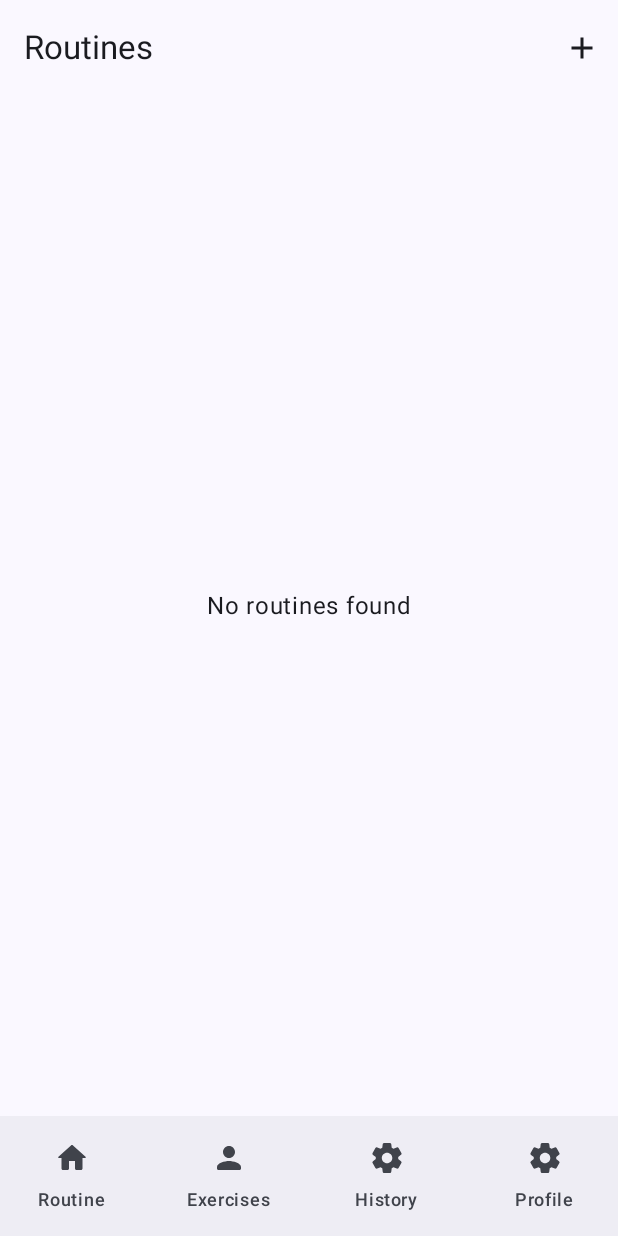
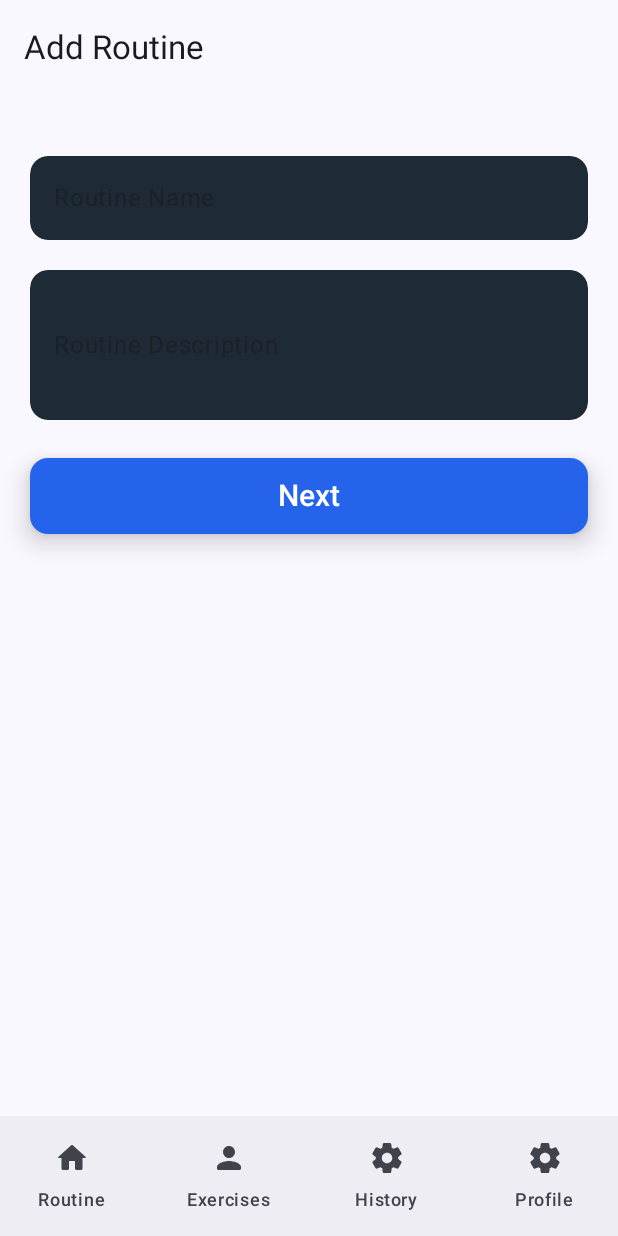
Before and after one commit to Katz100/Workout-Tracker-2, an Android app built with Jetpack Compose: the NestedNav screen opened through its navigation route, after a tap on "Add Exercise", on a phone screen of 412 x 824 dp. Run offline under Robolectric (Android 15) with nearby library versions, the phone set to English and light mode, and no system bars; our stand-ins replace Dagger/Hilt's generated code; libraries missing offline, so code that uses them is left out: io.github.jan.supabase; 3 statements that could not run were skipped.

Commit message:
work on add routine

```diff
--- a/app/src/main/java/com/example/chatapplication/Nav/NestedNav.kt
+++ b/app/src/main/java/com/example/chatapplication/Nav/NestedNav.kt
@@ -34,7 +34,10 @@ import androidx.navigation.NavGraph.Companion.findStartDestination
 import androidx.navigation.compose.NavHost
 import androidx.navigation.compose.currentBackStackEntryAsState
 import androidx.navigation.compose.rememberNavController
+import androidx.navigation.toRoute
 import com.example.chatapplication.NavigationScreens.AddExercise
+import com.example.chatapplication.NavigationScreens.AddExercisesToNewRoutine
+import com.example.chatapplication.NavigationScreens.AddRoutine
 import com.example.chatapplication.NavigationScreens.Exercises
 import com.example.chatapplication.NavigationScreens.Routines
 import com.example.chatapplication.viewmodel.NestedNavViewModel
@@ -64,12 +67,14 @@ fun NestedNav(
                             Text(Screen.getScreenTitle(currentRoute))
                             Spacer(modifier = Modifier.weight(1f))
 
-                            if (!Screen.unavailableScreensForAdding.contains(currentRoute)) {
+                            if (Screen.availableScreensForAdding.contains(currentRoute)) {
                                 IconButton(
                                     onClick = {
                                         Log.i("NestedNav", "+ Clicked for screen: $currentRoute")
                                         if (currentRoute == Screen.Exercise::class.qualifiedName) {
                                             nestedNavController.navigate(Screen.AddExercise)
+                                        } else if (currentRoute == Screen.Routine::class.qualifiedName) {
+                                            nestedNavController.navigate(Screen.AddRoutine)
                                         }
                                     }
                                 ) {
@@ -144,6 +149,23 @@ fun NestedNav(
                     },
                 )
             }
+            composable<Screen.AddRoutine> {
+                AddRoutine(
+                    modifier = Modifier
+                        .fillMaxSize()
+                        .padding(20.dp),
+                    onNextButtonClicked = { name, desc ->
+                        nestedNavController.navigate(Screen.AddExercisesToNewRoutine(name, desc))
+                    }
+                )
+            }
+            composable<Screen.AddExercisesToNewRoutine> { backStackEntry ->
+                val args = backStackEntry.toRoute<Screen.AddExercisesToNewRoutine>()
+                AddExercisesToNewRoutine(
+                    routineName = args.name,
+                    routineDesc = args.desc
+                )
+            }
             composable<Screen.Profile> {
                 Text("Profile")
             }
--- a/app/src/main/java/com/example/chatapplication/Nav/Screen.kt
+++ b/app/src/main/java/com/example/chatapplication/Nav/Screen.kt
@@ -14,24 +14,34 @@ sealed interface Screen {
     data object Profile : Screen
     @Serializable
     data object AddExercise : Screen
+    @Serializable
+    data object AddRoutine : Screen
+    @Serializable
+    data class AddExercisesToNewRoutine(val name: String, val desc: String) : Screen
 
     companion object {
         fun getScreenTitle(destination: String?): String {
             Log.d("ScreenDomain", "Destination: $destination")
-            return when (destination) {
-                Routine::class.qualifiedName -> "Routines"
-                Exercise::class.qualifiedName -> "Exercises"
-                History::class.qualifiedName -> "History"
-                Profile::class.qualifiedName -> "Profile"
-                AddExercise::class.qualifiedName -> "Add Exercise"
+            return when {
+                destination == Routine::class.qualifiedName -> "Routines"
+                destination == Exercise::class.qualifiedName -> "Exercises"
+                destination == History::class.qualifiedName -> "History"
+                destination == Profile::class.qualifiedName -> "Profile"
+                destination == AddExercise::class.qualifiedName -> "Add Exercise"
+                destination == AddRoutine::class.qualifiedName -> "Add Routine"
+
+                // match either exact or with args
+                destination == AddExercisesToNewRoutine::class.qualifiedName ||
+                        destination?.startsWith(AddExercisesToNewRoutine::class.qualifiedName ?: "") == true ->
+                    "Add Exercises to Routine"
+
                 else -> "Unknown"
             }
         }
 
-        val unavailableScreensForAdding = listOf(
-            Screen.History::class.qualifiedName,
-            Screen.Profile::class.qualifiedName,
-            Screen.AddExercise::class.qualifiedName,
+        val availableScreensForAdding = listOf(
+            Routine::class.qualifiedName,
+            Exercise::class.qualifiedName,
         )
     }
 }
--- /dev/null
+++ b/app/src/main/java/com/example/chatapplication/NavigationScreens/AddExercisesToNewRoutine.kt
@@ -0,0 +1,13 @@
+package com.example.chatapplication.NavigationScreens
+
+import androidx.compose.runtime.Composable
+import androidx.compose.ui.Modifier
+import com.example.chatapplication.domain.model.Routine
+
+@Composable
+fun AddExercisesToNewRoutine(
+    modifier: Modifier = Modifier,
+    routineName: String,
+    routineDesc: String,
+) {
+}
--- /dev/null
+++ b/app/src/main/java/com/example/chatapplication/NavigationScreens/AddRoutine.kt
@@ -0,0 +1,75 @@
+package com.example.chatapplication.NavigationScreens
+
+import android.util.Log
+import androidx.compose.foundation.layout.Column
+import androidx.compose.foundation.layout.fillMaxWidth
+import androidx.compose.foundation.layout.height
+import androidx.compose.foundation.layout.padding
+import androidx.compose.foundation.text.KeyboardOptions
+import androidx.compose.runtime.Composable
+import androidx.compose.runtime.collectAsState
+import androidx.compose.ui.Modifier
+import androidx.compose.ui.text.input.ImeAction
+import androidx.compose.ui.text.style.TextAlign
+import androidx.compose.ui.unit.dp
+import androidx.compose.ui.unit.sp
+import androidx.hilt.navigation.compose.hiltViewModel
+import com.example.chatapplication.Components.CustomButton
+import com.example.chatapplication.Components.CustomTextField
+import com.example.chatapplication.data.dto.RoutineDto
+import com.example.chatapplication.viewmodel.AddRoutineViewModel
+
+@Composable
+fun AddRoutine(
+    modifier: Modifier = Modifier,
+    addRoutineViewModel: AddRoutineViewModel = hiltViewModel(),
+    onNextButtonClicked: (String, String) -> Unit,
+) {
+    val routineName = addRoutineViewModel.routineName.collectAsState().value
+    val routineDesc = addRoutineViewModel.routineDesc.collectAsState().value
+
+    Column(
+        modifier = modifier
+    ) {
+        CustomTextField(
+            modifier = Modifier
+                .fillMaxWidth()
+                .padding(0.dp, 20.dp, 0.dp, 0.dp),
+            value = routineName,
+            onValueChange = { addRoutineViewModel.onRoutineNameChange(it) },
+            placeholder = "Routine Name",
+            keyboardOptions = KeyboardOptions(
+                imeAction = ImeAction.Next
+            ),
+        )
+        CustomTextField(
+            modifier = Modifier
+                .fillMaxWidth()
+                .padding(0.dp, 20.dp, 0.dp, 0.dp)
+                .height(100.dp),
+            value = routineDesc,
+            onValueChange = { addRoutineViewModel.onRoutineDescChange(it) },
+            placeholder = "Routine Description",
+            keyboardOptions = KeyboardOptions(
+                imeAction = ImeAction.Done
+            ),
+        )
+
+        CustomButton(
+            modifier = Modifier
+                .fillMaxWidth()
+                .padding(0.dp, 25.dp, 0.dp, 0.dp),
+            onClick = {
+
+                Log.d("AddRoutine", "In progress of saving routine: $routineName, $routineDesc")
+                onNextButtonClicked(routineName, routineDesc)
+            },
+            text = "Next",
+            textModifier = Modifier
+                .fillMaxWidth()
+                .padding(5.dp),
+            textAlign = TextAlign.Center,
+            fontSize = 20.sp,
+        )
+    }
+}
--- /dev/null
+++ b/app/src/main/java/com/example/chatapplication/viewmodel/AddRoutineViewModel.kt
@@ -0,0 +1,27 @@
+package com.example.chatapplication.viewmodel
+
+import androidx.lifecycle.ViewModel
+import com.example.chatapplication.data.repository.RoutineRepository
+import dagger.hilt.android.lifecycle.HiltViewModel
+import kotlinx.coroutines.flow.MutableStateFlow
+import kotlinx.coroutines.flow.StateFlow
+import javax.inject.Inject
+
+@HiltViewModel
+class AddRoutineViewModel @Inject constructor(
+    private val routineRepository: RoutineRepository
+): ViewModel() {
+    private val _routineName = MutableStateFlow<String>("")
+    val routineName: StateFlow<String> = _routineName
+
+    private val _routineDesc = MutableStateFlow<String>("")
+    val routineDesc: StateFlow<String> = _routineDesc
+
+    fun onRoutineNameChange(name: String) {
+        _routineName.value = name
+    }
+
+    fun onRoutineDescChange(desc: String) {
+        _routineDesc.value = desc
+    }
+}
```
